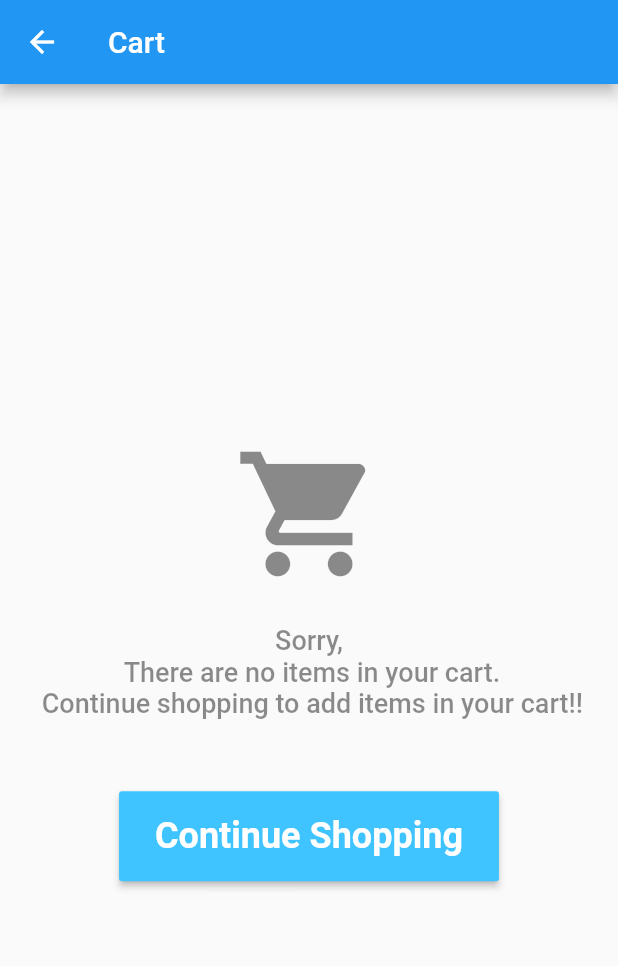
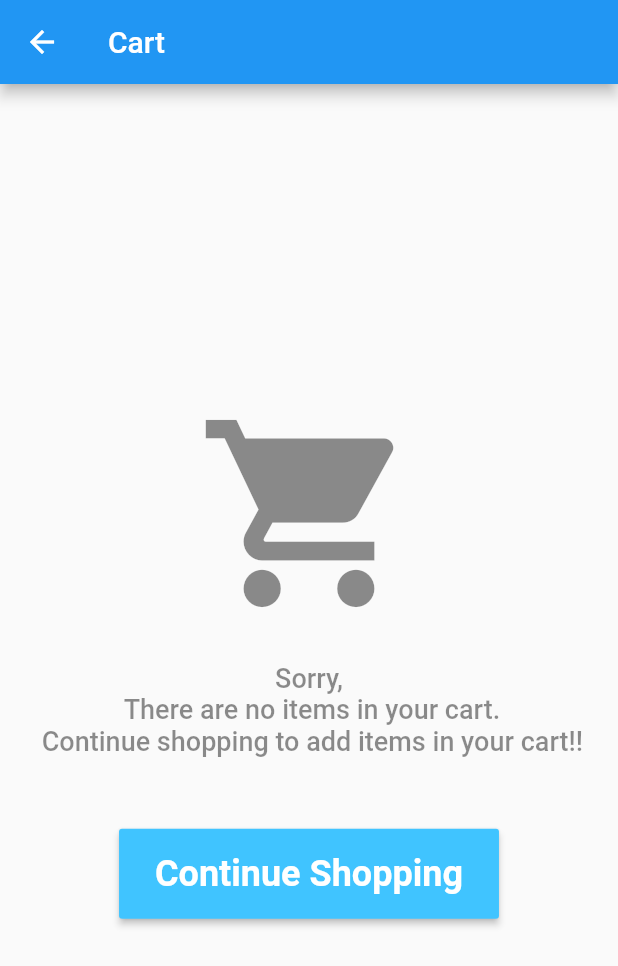
Before and after one commit to kmithi1/my_shop, a Flutter app: the CartScreen screen opened by its route, on a phone screen of 412 x 824 dp. Shown: the top 966 px of the screen. Run offline on Flutter 3.47's test engine with Material 2 defaults, Android fonts, the phone set to English and light mode, and no system bars; network calls fail.

```diff
--- a/my_shop/lib/screens/cart_screen.dart
+++ b/my_shop/lib/screens/cart_screen.dart
@@ -85,7 +85,7 @@ class CartScreen extends StatelessWidget {
         children: <Widget>[
           Icon(
             Icons.shopping_cart,
-            size: 100,
+            size: 150,
             color: Colors.black45,
           ),
           SizedBox(
```
Also changed, not shown: my_shop/lib/widgets/product_grid_item.dart (+17 -2 lines).
